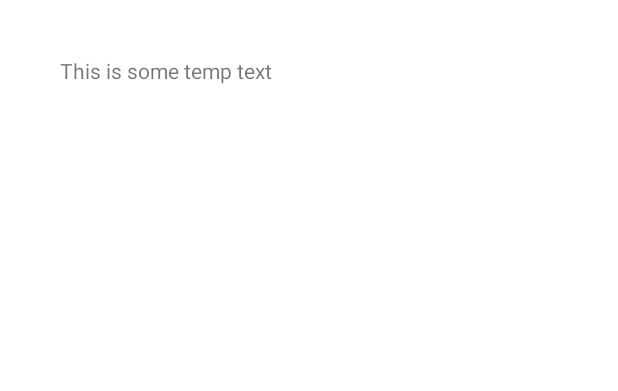
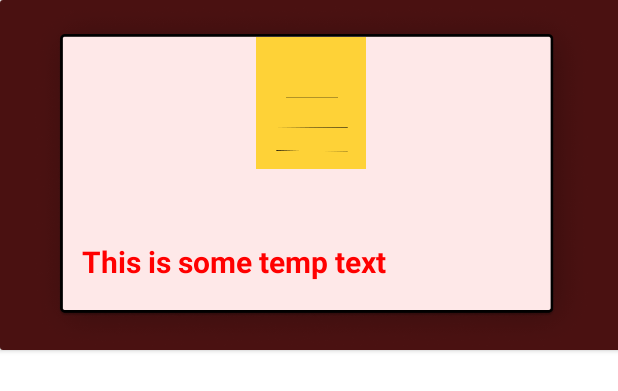
Before and after one commit to SatwikMohan/write-out, an Android app: the layout fragmentmyarticle_textview.xml on its own in the app's theme, with its tools: preview values and no code run, on a phone screen of 412 x 824 dp. Shown: the top 391 px of the screen. Run offline under Robolectric (Android 15) with nearby library versions, the phone set to English and light mode, and no system bars; Roboto replaces fonts that are not available here.

Commit message:
Updated with username,set date of publication,Article category drop down menu and tab layout and the project already exist with storing in firebase and recycler view added for my articles

```diff
--- a/app/src/main/java/adapter/RandomNumListAdapter.java
+++ b/app/src/main/java/adapter/RandomNumListAdapter.java
@@ -3,6 +3,7 @@ package adapter;
 import android.view.LayoutInflater;
 import android.view.View;
 import android.view.ViewGroup;
+import android.widget.ImageView;
 import android.widget.TextView;
 
 import androidx.annotation.NonNull;
@@ -34,6 +35,8 @@ private String[] name;
 
     @Override
     public void onBindViewHolder(@NonNull RecyclerViewHolder holder, int position) {
+        holder.doc.setImageResource(R.drawable.doc);
+        holder.tab.setImageResource(R.drawable.tabart);
         holder.getView().setText(name[position]);
     }
 
@@ -44,10 +47,12 @@ private String[] name;
 
 
     public class RecyclerViewHolder extends RecyclerView.ViewHolder {
-
+private ImageView doc,tab;
         private TextView view;
         public RecyclerViewHolder(@NonNull View itemView) {
             super(itemView);
+            tab=itemView.findViewById(R.id.tabart);
+            doc=itemView.findViewById(R.id.tabicon);
             view = itemView.findViewById(R.id.randomText);
         }
 
--- a/app/src/main/res/layout/fragmentmyarticle_textview.xml
+++ b/app/src/main/res/layout/fragmentmyarticle_textview.xml
@@ -1,19 +1,58 @@
 <?xml version="1.0" encoding="utf-8"?>
-<androidx.constraintlayout.widget.ConstraintLayout xmlns:android="http://schemas.android.com/apk/res/android"
+<androidx.cardview.widget.CardView xmlns:android="http://schemas.android.com/apk/res/android"
     xmlns:app="http://schemas.android.com/apk/res-auto"
     xmlns:tools="http://schemas.android.com/tools"
+    android:layout_width="414dp"
+    android:layout_height="233dp"
+    android:background="#591111"
+    app:layout_constraintBottom_toBottomOf="parent"
+    app:layout_constraintEnd_toEndOf="parent"
+    app:layout_constraintHorizontal_bias="0.0"
+    app:layout_constraintStart_toStartOf="parent"
+    app:layout_constraintTop_toTopOf="parent"
+    app:layout_constraintVertical_bias="0.004">
+
+    <androidx.constraintlayout.widget.ConstraintLayout
         android:layout_width="match_parent"
         android:layout_height="match_parent">
+        <ImageView
+            android:id="@+id/tabart"
+            android:layout_width="417dp"
+            android:layout_height="234dp"
+            android:background="#4A1111"
+            android:onClick="pdfView"
+            app:layout_constraintBottom_toBottomOf="parent"
+            app:layout_constraintEnd_toEndOf="parent"
+            app:layout_constraintHorizontal_bias="0.5"
+            app:layout_constraintStart_toStartOf="parent"
+            app:layout_constraintTop_toTopOf="parent"
+            app:srcCompat="@drawable/tabart" />
+
+        <ImageView
+            android:id="@+id/tabicon"
+            android:layout_width="73dp"
+            android:layout_height="105dp"
+            app:layout_constraintBottom_toBottomOf="parent"
+            app:layout_constraintEnd_toEndOf="parent"
+            app:layout_constraintHorizontal_bias="0.501"
+            app:layout_constraintStart_toStartOf="parent"
+            app:layout_constraintTop_toTopOf="parent"
+            app:layout_constraintVertical_bias="0.125"
+            app:srcCompat="@drawable/doc" />
 
         <TextView
             android:id="@+id/randomText"
             android:layout_width="wrap_content"
             android:layout_height="wrap_content"
+            android:textColor="#FF0000"
+            android:textSize="20sp"
+            android:textStyle="bold"
             app:layout_constraintBottom_toBottomOf="parent"
             app:layout_constraintEnd_toEndOf="parent"
-        app:layout_constraintHorizontal_bias="0.148"
+            app:layout_constraintHorizontal_bias="0.26"
             app:layout_constraintStart_toStartOf="parent"
             app:layout_constraintTop_toTopOf="parent"
-        app:layout_constraintVertical_bias="0.046"
+            app:layout_constraintVertical_bias="0.781"
             tools:text="This is some temp text" />
     </androidx.constraintlayout.widget.ConstraintLayout>
+</androidx.cardview.widget.CardView>
```
Lines whose indentation alone changed are shown as unchanged.
